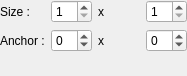
First picture: the form in nodesviews/blurwidget.ui, repository wawanbreton/cvcomposer, before the edit.
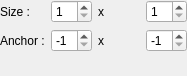
Second picture: the form after the edit.

```diff
--- a/nodesviews/blurwidget.ui
+++ b/nodesviews/blurwidget.ui
@@ -79,7 +79,7 @@
         <number>-1</number>
        </property>
        <property name="value">
-        <number>0</number>
+        <number>-1</number>
        </property>
       </widget>
      </item>
@@ -95,6 +95,9 @@
        <property name="minimum">
         <number>-1</number>
        </property>
+       <property name="value">
+        <number>-1</number>
+       </property>
       </widget>
      </item>
     </layout>
```
